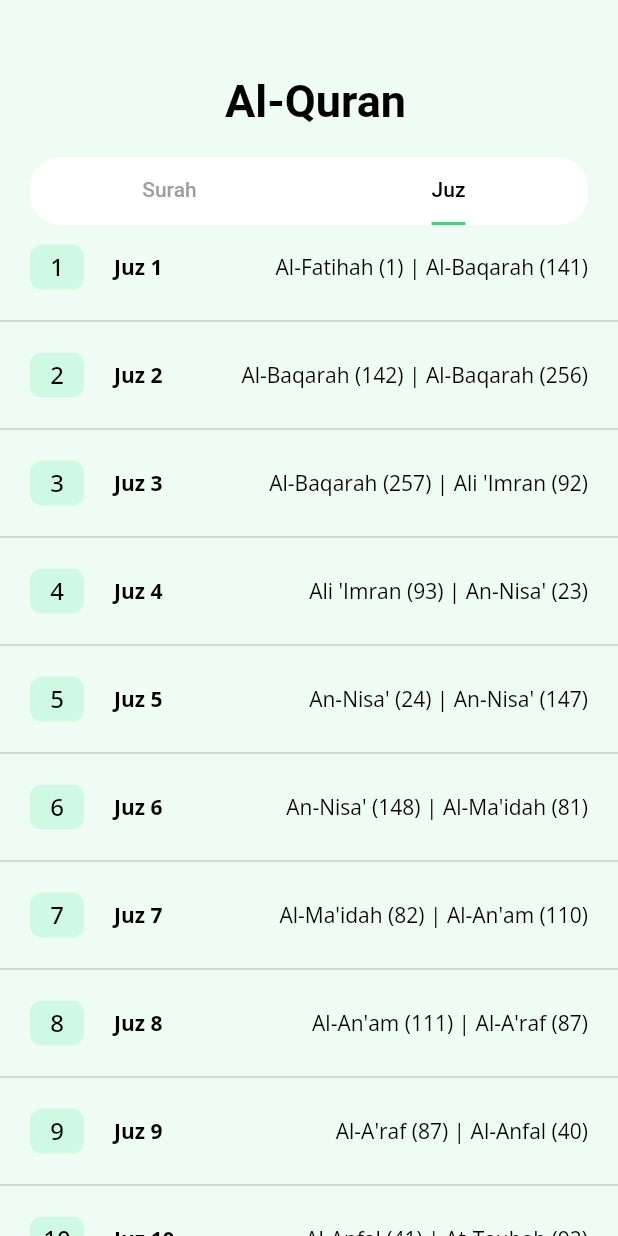
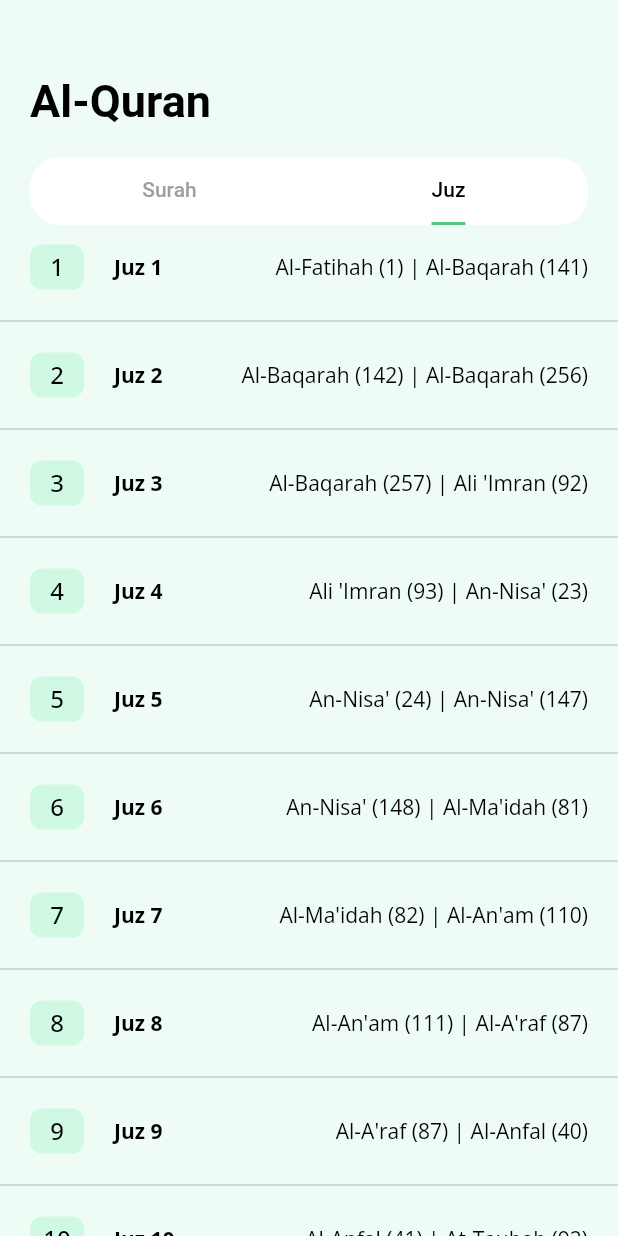
Before and after one commit to Morfz/hijrah_journey, a Flutter app: the QuranPage screen opened directly, tab 2 chosen, on a phone screen of 412 x 824 dp. Run offline on Flutter 3.47's test engine with Material 2 defaults, Android fonts, the phone set to English and light mode, and no system bars; our stand-ins replace awesome_notifications, dartz, dio, equatable, firebase_auth, firebase_core and 9 more; missing offline and left inert: fluid_bottom_nav_bar, flutter_qiblah, flutter_vibrate; accounts and stored records are empty; network calls fail.

Commit message:
Update Display, change color loading to primary

```diff
--- a/alquran/lib/presentation/pages/home/quran_page.dart
+++ b/alquran/lib/presentation/pages/home/quran_page.dart
@@ -20,7 +20,7 @@ class _QuranPageState extends State<QuranPage> with TickerProviderStateMixin {
         crossAxisAlignment: CrossAxisAlignment.start,
         children: [
           Container(
-              padding: const EdgeInsets.only(left: 150, top: 50),
+              padding: const EdgeInsets.only(left: 20, top: 50),
               child: Text(
                 'Al-Quran',
                 style: TextStyle(
--- a/alquran/lib/presentation/pages/juz/juz_detail_page.dart
+++ b/alquran/lib/presentation/pages/juz/juz_detail_page.dart
@@ -33,7 +33,7 @@ class _JuzDetailPageState extends State<JuzDetailPage> {
           builder: (context, state) {
             if (state is JuzDetailLoading) {
               return const Center(
-                child: CircularProgressIndicator(),
+                child: CircularProgressIndicator(color: kPrimaryColor,),
               );
             } else if (state is JuzDetailHasData) {
               return Column(
--- a/alquran/lib/presentation/pages/surah/surah_detail_page.dart
+++ b/alquran/lib/presentation/pages/surah/surah_detail_page.dart
@@ -32,7 +32,7 @@ class _SurahDetailPageState extends State<SurahDetailPage> {
           builder: (context, state) {
             if (state is SurahDetailLoading) {
               return const Center(
-                child: CircularProgressIndicator(),
+                child: CircularProgressIndicator(color: kPrimaryColor,),
               );
             } else if (state is SurahDetailHasData) {
               return Column(
--- a/alquran/lib/presentation/pages/surah/surah_page.dart
+++ b/alquran/lib/presentation/pages/surah/surah_page.dart
@@ -29,7 +29,7 @@ class _SurahPageState extends State<SurahPage> {
         builder: (context, state) {
           if (state is SurahLoading) {
             return const Center(
-              child: CircularProgressIndicator(),
+              child: CircularProgressIndicator(color: kPrimaryColor,),
             );
           } else if (state is SurahHasData) {
             return ListView.builder(
--- a/hadist/lib/presentation/pages/list_hadist_page.dart
+++ b/hadist/lib/presentation/pages/list_hadist_page.dart
@@ -55,7 +55,7 @@ class _ListHadistPageState extends State<ListHadistPage> {
           builder: (context, state) {
             if (state is ListHadistLoading) {
               return const Center(
-                child: CircularProgressIndicator(),
+                child: CircularProgressIndicator(color: kPrimaryColor,),
               );
             } else if (state is ListHadistError) {
               return Center(
--- a/hadist/lib/presentation/pages/rawi_page.dart
+++ b/hadist/lib/presentation/pages/rawi_page.dart
@@ -29,14 +29,14 @@ class _RawiPageState extends State<RawiPage> {
         builder: (context, state) {
           if (state is RawiLoading) {
             return const Center(
-              child: CircularProgressIndicator(),
+              child: CircularProgressIndicator(color: kPrimaryColor,),
             );
           } else if (state is RawiHasData) {
             return Column(
               crossAxisAlignment: CrossAxisAlignment.start,
               children: [
                 Container(
-                  padding: const EdgeInsets.only(left: 150, top: 50),
+                  padding: const EdgeInsets.only(left: 20, top: 50),
                   child: Text(
                     'Hadist',
                     style: TextStyle(
```
